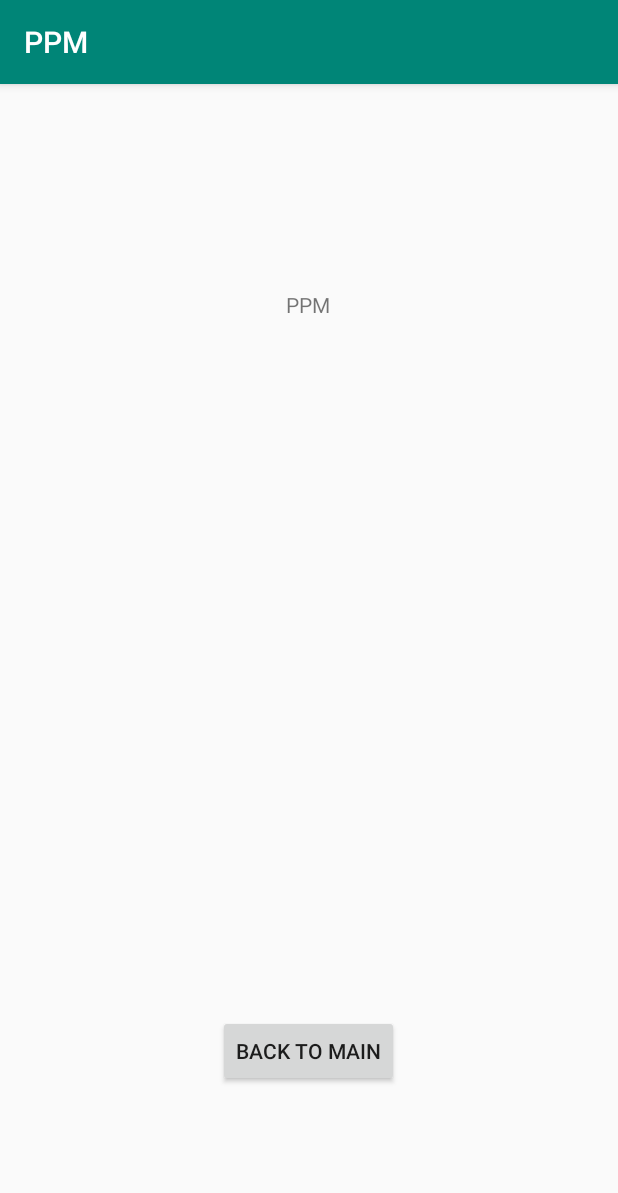
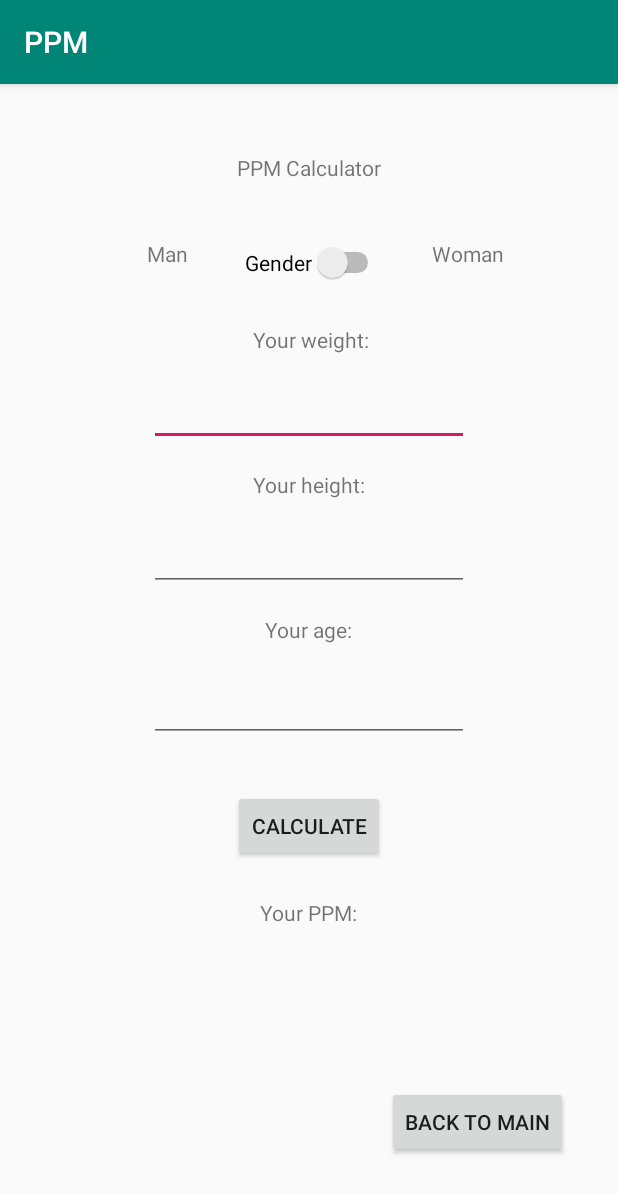
Before and after one commit to ravczar/PAMO, an Android app: the PPM screen opened directly, with no data from a screen before it, on a phone screen of 412 x 824 dp. Shown: the top 1193 px of the screen. Run offline under Robolectric (Android 15) with nearby library versions, the phone set to English and light mode, and no system bars.

Commit message:
add BWR (pol. PPM) calculator working

```diff
--- a/PPM/app/src/main/java/com/pjatk/s16281/PPM.java
+++ b/PPM/app/src/main/java/com/pjatk/s16281/PPM.java
@@ -5,9 +5,24 @@ import androidx.appcompat.app.AppCompatActivity;
 import android.os.Bundle;
 import android.view.View;
 import android.widget.Button;
+import android.widget.CompoundButton;
+import android.widget.EditText;
+import android.widget.Switch;
+import android.widget.TextView;
+
+import java.text.DecimalFormat;
 
 public class PPM extends AppCompatActivity {
     private Button backToMain;
+    private Switch gender;
+    private Boolean sex;
+    private EditText weight;
+    private EditText height;
+    private EditText age;
+    private Button calc;
+    private TextView result;
+    private double ppm;
+
 
     @Override
     protected void onCreate(Bundle savedInstanceState) {
@@ -16,13 +31,61 @@ public class PPM extends AppCompatActivity {
 
         // BTN initialize
         backToMain = findViewById(R.id.ppm_back);
+        gender = findViewById(R.id.gender_input);
+        //Check brn state at init and save boolean
+        sex = gender.isChecked();
+        weight = findViewById(R.id.weight_input);
+        height = findViewById(R.id.height_input);
+        age = findViewById(R.id.age_input);
+        calc = findViewById(R.id.calculate_btn);
+        result = findViewById(R.id.ppm_result);
+
         backToMain.setOnClickListener(new View.OnClickListener(){
             @Override
             public void onClick(View v){
                 finish();
             }
         });
+        calc.setOnClickListener(new View.OnClickListener() {
+            @Override
+            public void onClick(View view) {
+                calculatePpm();
+            }
+        });
+        gender.setOnCheckedChangeListener(new CompoundButton.OnCheckedChangeListener() {
+            public void onCheckedChanged(CompoundButton buttonView, boolean isChecked) {
+                if (isChecked) {
+                    sex = true;
+                } else {
+                    sex = false;
+                }
+            }
+        });
+    }
+
+    public void calculatePpm(){
+        String inputWeightTxt = weight.getText().toString();
+        String inputHeightTxt = height.getText().toString();
+        String inputAgeTxt = age.getText().toString();
+
+        double weight = Double.parseDouble(inputWeightTxt);
+        double height = Double.parseDouble(inputHeightTxt);
+        double age = Double.parseDouble(inputAgeTxt);
+
+        if(sex){
+            ppm = 655.1 + 9.563 * weight + 1.85 * height - 4.676 * age;
+        }
+        else{
+            ppm = 66.5 + 13.75 * weight + 5.003 * height - 6.775 * age;
+        }
+
+        DecimalFormat df = new DecimalFormat("#.##");
+        double roundedResult = Double.valueOf(df.format(ppm));
+        result.setText("PPM result: " + roundedResult + " [Calories]");
+
     }
 
 
+
+
 }
--- a/PPM/app/src/main/res/layout/ppm.xml
+++ b/PPM/app/src/main/res/layout/ppm.xml
@@ -10,22 +10,142 @@
         android:id="@+id/textView5"
         android:layout_width="wrap_content"
         android:layout_height="wrap_content"
-        android:text="PPM"
+        android:text="PPM Calculator"
         app:layout_constraintBottom_toBottomOf="parent"
         app:layout_constraintEnd_toEndOf="parent"
-        app:layout_constraintHorizontal_bias="0.498"
         app:layout_constraintStart_toStartOf="parent"
         app:layout_constraintTop_toTopOf="parent"
-        app:layout_constraintVertical_bias="0.183" />
+        app:layout_constraintVertical_bias="0.061" />
 
     <Button
         android:id="@+id/ppm_back"
         android:layout_width="wrap_content"
         android:layout_height="wrap_content"
-        android:layout_marginTop="464dp"
+        android:layout_marginBottom="52dp"
         android:text="Back To Main"
+        app:layout_constraintBottom_toBottomOf="parent"
         app:layout_constraintEnd_toEndOf="parent"
-        app:layout_constraintHorizontal_bias="0.498"
+        app:layout_constraintHorizontal_bias="0.885"
+        app:layout_constraintStart_toStartOf="parent"
+        app:layout_constraintTop_toBottomOf="@+id/ppm_result"
+        app:layout_constraintVertical_bias="1.0" />
+
+    <Switch
+        android:id="@+id/gender_input"
+        android:layout_width="wrap_content"
+        android:layout_height="wrap_content"
+        android:layout_marginTop="40dp"
+        android:layout_marginEnd="32dp"
+        android:checked="false"
+        android:text="Gender"
+        app:layout_constraintEnd_toStartOf="@+id/woman_view"
+        app:layout_constraintTop_toBottomOf="@+id/textView5"
+        tools:checked="false" />
+
+    <TextView
+        android:id="@+id/man_view"
+        android:layout_width="wrap_content"
+        android:layout_height="wrap_content"
+        android:text="Man"
+        app:layout_constraintBottom_toTopOf="@+id/weight_text"
+        app:layout_constraintEnd_toStartOf="@+id/gender_input"
+        app:layout_constraintHorizontal_bias="0.722"
         app:layout_constraintStart_toStartOf="parent"
         app:layout_constraintTop_toBottomOf="@+id/textView5" />
+
+    <TextView
+        android:id="@+id/woman_view"
+        android:layout_width="wrap_content"
+        android:layout_height="wrap_content"
+        android:layout_marginEnd="76dp"
+        android:text="Woman"
+        app:layout_constraintBottom_toTopOf="@+id/weight_text"
+        app:layout_constraintEnd_toEndOf="parent"
+        app:layout_constraintTop_toBottomOf="@+id/textView5" />
+
+    <EditText
+        android:id="@+id/weight_input"
+        android:layout_width="wrap_content"
+        android:layout_height="wrap_content"
+        android:layout_marginTop="16dp"
+        android:ems="10"
+        android:inputType="number"
+        app:layout_constraintEnd_toEndOf="parent"
+        app:layout_constraintStart_toStartOf="parent"
+        app:layout_constraintTop_toBottomOf="@+id/weight_text" />
+
+    <TextView
+        android:id="@+id/weight_text"
+        android:layout_width="wrap_content"
+        android:layout_height="wrap_content"
+        android:layout_marginTop="28dp"
+        android:text="Your weight:"
+        app:layout_constraintEnd_toEndOf="parent"
+        app:layout_constraintHorizontal_bias="0.504"
+        app:layout_constraintStart_toStartOf="parent"
+        app:layout_constraintTop_toBottomOf="@+id/gender_input" />
+
+    <TextView
+        android:id="@+id/height_text"
+        android:layout_width="wrap_content"
+        android:layout_height="wrap_content"
+        android:layout_marginTop="16dp"
+        android:text="Your height:"
+        app:layout_constraintEnd_toEndOf="parent"
+        app:layout_constraintHorizontal_bias="0.501"
+        app:layout_constraintStart_toStartOf="parent"
+        app:layout_constraintTop_toBottomOf="@+id/weight_input" />
+
+    <EditText
+        android:id="@+id/height_input"
+        android:layout_width="wrap_content"
+        android:layout_height="wrap_content"
+        android:layout_marginTop="16dp"
+        android:ems="10"
+        android:inputType="number"
+        app:layout_constraintEnd_toEndOf="parent"
+        app:layout_constraintStart_toStartOf="parent"
+        app:layout_constraintTop_toBottomOf="@+id/height_text" />
+
+    <TextView
+        android:id="@+id/age_text"
+        android:layout_width="wrap_content"
+        android:layout_height="wrap_content"
+        android:layout_marginTop="16dp"
+        android:text="Your age:"
+        app:layout_constraintEnd_toEndOf="parent"
+        app:layout_constraintStart_toStartOf="parent"
+        app:layout_constraintTop_toBottomOf="@+id/height_input" />
+
+    <EditText
+        android:id="@+id/age_input"
+        android:layout_width="wrap_content"
+        android:layout_height="wrap_content"
+        android:layout_marginTop="20dp"
+        android:ems="10"
+        android:inputType="number"
+        app:layout_constraintEnd_toEndOf="parent"
+        app:layout_constraintStart_toStartOf="parent"
+        app:layout_constraintTop_toBottomOf="@+id/age_text" />
+
+    <Button
+        android:id="@+id/calculate_btn"
+        android:layout_width="wrap_content"
+        android:layout_height="wrap_content"
+        android:layout_marginTop="32dp"
+        android:text="CALCULATE"
+        app:layout_constraintEnd_toEndOf="parent"
+        app:layout_constraintStart_toStartOf="parent"
+        app:layout_constraintTop_toBottomOf="@+id/age_input" />
+
+    <TextView
+        android:id="@+id/ppm_result"
+        android:layout_width="wrap_content"
+        android:layout_height="wrap_content"
+        android:layout_marginTop="24dp"
+        android:text="Your PPM:"
+        app:layout_constraintEnd_toEndOf="parent"
+        app:layout_constraintStart_toStartOf="parent"
+        app:layout_constraintTop_toBottomOf="@+id/calculate_btn" />
+
 </androidx.constraintlayout.widget.ConstraintLayout>
```
Also changed, not shown: PPM/app/src/main/java/com/pjatk/s16281/BMI.java (+11 -11 lines), PPM/app/src/main/res/layout/activity_main.xml (+6 -19 lines), PPM/app/src/main/res/layout/bmi.xml (+7 -7 lines), 1 other file.
